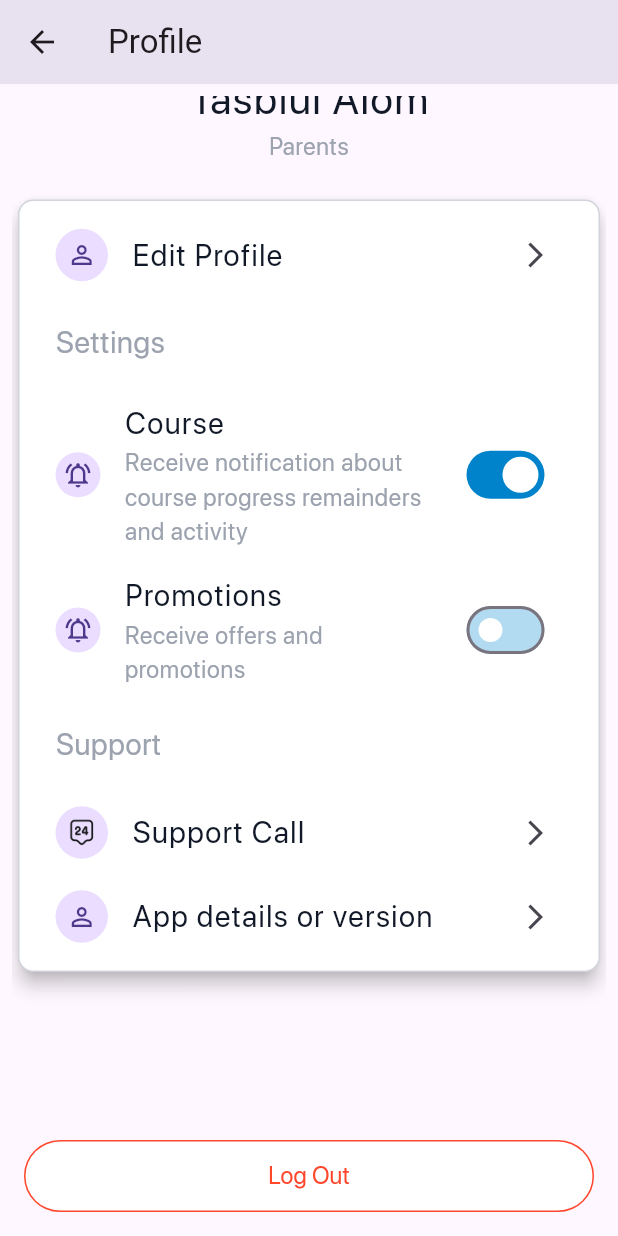
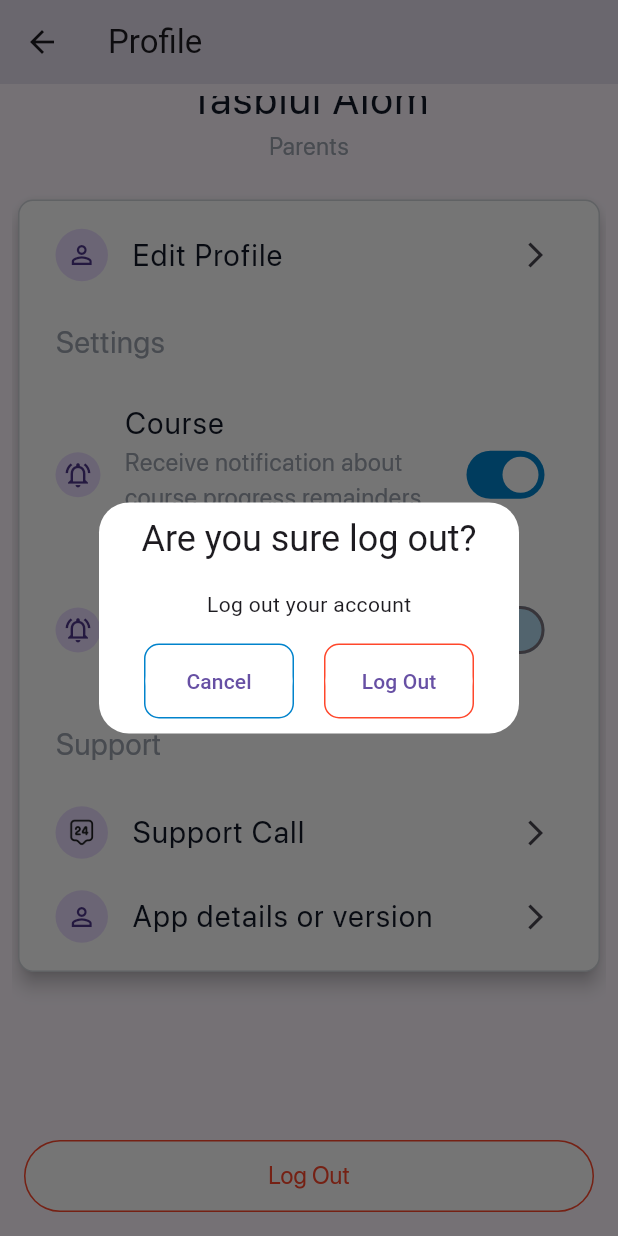
Before and after one commit to dipu363/FlutterDemo, a Flutter app: the ProfileScreen screen opened directly, scrolled down 158 dp, after a tap on "Log Out", on a phone screen of 412 x 824 dp. Run offline on Flutter 3.47's test engine with Material 2 defaults, Android fonts, the phone set to English and light mode, and no system bars; our stand-ins replace connectivity_plus, get; missing offline and left inert: external_app_launcher.

```diff
--- a/lib/ui/screen/profile/profile_screen.dart
+++ b/lib/ui/screen/profile/profile_screen.dart
@@ -1,5 +1,6 @@
 import 'package:flutter/material.dart';
 import 'package:get/get.dart';
+import 'package:internetconnectivitycheck/ui/screen/home_Screen.dart';
 import 'package:internetconnectivitycheck/ui/utils/app_colors.dart';
 import 'package:internetconnectivitycheck/ui/utils/style.dart';
 
@@ -31,15 +32,17 @@ class _ProfileScreenState extends State<ProfileScreen> {
                     height: 130,
                     width: 130,
                     child: CircleAvatar(
-                        child: Image.asset('assets/images/useravatar.png',height: 130,width: 130,)
-                    ),
+                        child: Image.asset(
+                      'assets/images/useravatar.png',
+                      height: 130,
+                      width: 130,
+                    )),
                   ),
-                  SizedBox(height: 10,),
-                  Text('Tasbiul Alom',style: heading1),
-                  Text('Parents',style: heading2)
-
-
-
+                  SizedBox(
+                    height: 10,
+                  ),
+                  Text('Tasbiul Alom', style: heading1),
+                  Text('Parents', style: heading2)
                 ],
               ),
               const SizedBox(height: 20),
@@ -47,10 +50,9 @@ class _ProfileScreenState extends State<ProfileScreen> {
                 elevation: 5,
                 child: Container(
                   decoration: BoxDecoration(
-                    color: generalWhite,
-                    border: Border.all(width: 1,color: neutralBlack300),
-                    borderRadius: BorderRadius.circular(10)
-                  ),
+                      color: generalWhite,
+                      border: Border.all(width: 1, color: neutralBlack300),
+                      borderRadius: BorderRadius.circular(10)),
                   child: Padding(
                     padding: const EdgeInsets.all(8.0),
                     child: Column(
@@ -61,7 +63,6 @@ class _ProfileScreenState extends State<ProfileScreen> {
                             print('edit profile');
                           },
                           child: ListTile(
-
                             leading: const SizedBox(
                               height: 35,
                               width: 35,
@@ -120,7 +121,10 @@ class _ProfileScreenState extends State<ProfileScreen> {
                               height: 30,
                               width: 30,
                               child: CircleAvatar(
-                                  child: Icon(Icons.notifications_active_outlined,size: 20,)),
+                                  child: Icon(
+                                Icons.notifications_active_outlined,
+                                size: 20,
+                              )),
                             ),
                             title: Text(
                               'Promotions',
@@ -149,19 +153,23 @@ class _ProfileScreenState extends State<ProfileScreen> {
                             print('support call');
                           },
                           child: ListTile(
-                            leading:  SizedBox(
+                            leading: SizedBox(
                               height: 35,
                               width: 35,
                               child: CircleAvatar(
-                                child: Image.asset('assets/images/supportimage.png',width: 20,height: 20,)
-                              ),
+                                  child: Image.asset(
+                                'assets/images/supportimage.png',
+                                width: 20,
+                                height: 20,
+                              )),
                             ),
                             title: Text(
                               'Support Call',
                               style: heading1.copyWith(fontSize: 20),
                             ),
                             trailing: const Icon(
-                              Icons.arrow_forward_ios,size: 20,
+                              Icons.arrow_forward_ios,
+                              size: 20,
                             ),
                           ),
                         ),
@@ -185,7 +193,8 @@ class _ProfileScreenState extends State<ProfileScreen> {
                               style: heading1.copyWith(fontSize: 20),
                             ),
                             trailing: const Icon(
-                              Icons.arrow_forward_ios ,size: 20,
+                              Icons.arrow_forward_ios,
+                              size: 20,
                             ),
                           ),
                         ),
@@ -207,7 +216,53 @@ class _ProfileScreenState extends State<ProfileScreen> {
                   child: ElevatedButton(
                       style: ElevatedButton.styleFrom(
                           backgroundColor: generalWhite, elevation: 0),
-                      onPressed: () {},
+                      onPressed: () {
+                        Get.defaultDialog(
+                          backgroundColor: generalWhite,
+                          barrierDismissible: false,
+                          title: 'Are you sure log out?',
+                          content: const Text('Log out your account'),
+                          contentPadding: const EdgeInsets.all(10),
+                          actions: [
+                            Row(
+                              mainAxisAlignment: MainAxisAlignment.spaceEvenly,
+                              children: [
+                                Container(
+                                  width: 100,
+                                  decoration: BoxDecoration(
+                                      color: generalWhite,
+                                      border: Border.all(color: dreamBlue),
+                                      borderRadius: BorderRadius.circular(10)),
+                                  child: ElevatedButton(
+                                    onPressed: () {
+                                      Get.back();
+                                    },
+                                    style: ElevatedButton.styleFrom(
+                                        backgroundColor: generalWhite, elevation: 0),
+                                    child: const Text('Cancel'),
+                                  ),
+                                ),
+                                Container(
+                                  width: 100,
+                                  decoration: BoxDecoration(
+                                      color: generalWhite,
+                                      border: Border.all(color: danger500),
+                                      borderRadius: BorderRadius.circular(10)),
+                                  child: ElevatedButton(
+                                    onPressed: () {
+                                      Get.off(const HomeScreen());
+                                    },
+                                    style: ElevatedButton.styleFrom(
+                                        backgroundColor: generalWhite, elevation: 0),
+                                    child: const Text('Log Out'),
+                                  ),
+                                ),
+                              ],
+                            ),
+                          ],
+
+                        );
+                      },
                       child: const Text(
                         'Log Out',
                         textAlign: TextAlign.center,
```
